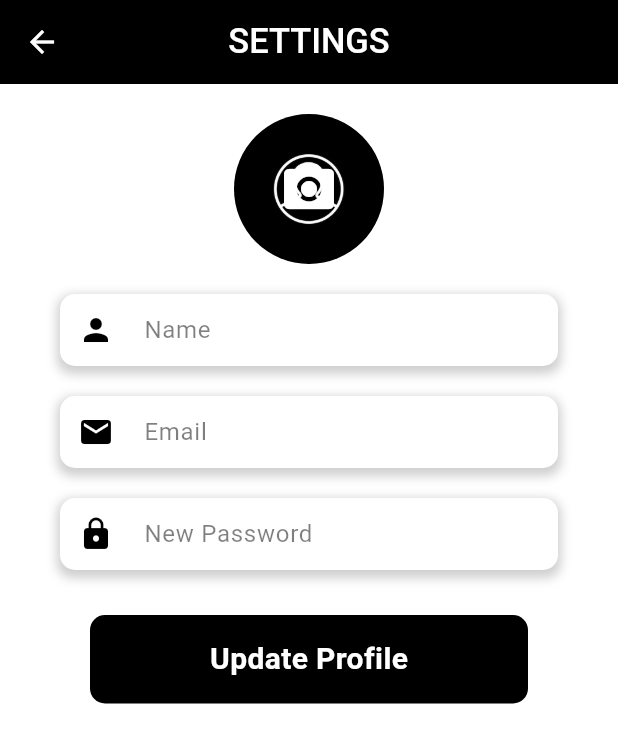
After one commit to Abhisheksharma654/foody_zidio, a Flutter app: the SettingsPage screen opened directly, after a tap on the "camera alt" icon, on a phone screen of 412 x 824 dp. The commit adds this screen. Shown: the top 743 px of the screen. Run offline on Flutter 3.47's test engine with Material 3 defaults, Android fonts, the phone set to English and light mode, and no system bars; our stand-ins replace cloud_firestore, curved_navigation_bar, firebase_auth, firebase_core, firebase_storage, image_picker and 2 more; missing offline and left inert: flutter_stripe; accounts and stored records are empty; network calls fail; Roboto replaces fonts that are missing (Poppins).

Commit message:
auth,settings,order_check

```diff
--- a/lib/Content/onboard.dart
+++ b/lib/Content/onboard.dart
@@ -1,4 +1,5 @@
 import 'package:flutter/material.dart';
+import 'package:foody_zidio/pages/login.dart';
 import 'package:foody_zidio/pages/signup.dart';
 import 'package:foody_zidio/widget/content_model.dart';
 import 'package:foody_zidio/widget/widget_support.dart';
@@ -83,7 +84,7 @@ class _OnboardState extends State<Onboard> {
             onTap: () {
               if (currentIndex == contents.length - 1) {
                 Navigator.pushReplacement(
-                    context, MaterialPageRoute(builder: (context) => SignUp()));
+                    context, MaterialPageRoute(builder: (context) => LogIn()));
               }
               _controller.nextPage(
                   duration: Duration(milliseconds: 100),
--- /dev/null
+++ b/lib/Content/settings_updt.dart
@@ -0,0 +1,237 @@
+import 'dart:io';
+
+import 'package:flutter/material.dart';
+import 'package:image_picker/image_picker.dart';
+import 'package:firebase_storage/firebase_storage.dart';
+
+import 'package:foody_zidio/Database/database.dart';
+import 'package:foody_zidio/service/shared_pref.dart';
+import 'package:foody_zidio/widget/widget_support.dart';
+
+class SettingsPage extends StatefulWidget {
+  @override
+  _SettingsPageState createState() => _SettingsPageState();
+}
+
+class _SettingsPageState extends State<SettingsPage> {
+  final SharedPreferenceHelper _sharedPreferenceHelper =
+      SharedPreferenceHelper();
+  final DatabaseMethods _databaseMethods = DatabaseMethods();
+
+  String? name;
+  String? email;
+  String? profileImageUrl;
+  File? selectedImage;
+
+  final TextEditingController _nameController = TextEditingController();
+  final TextEditingController _emailController = TextEditingController();
+  final TextEditingController _passwordController = TextEditingController();
+
+  @override
+  void initState() {
+    super.initState();
+    getUserDetails();
+  }
+
+  Future<void> getUserDetails() async {
+    String? userName = await _sharedPreferenceHelper.getUserName();
+    String? userEmail = await _sharedPreferenceHelper.getUserEmail();
+    String? userProfile = await _sharedPreferenceHelper.getUserProfile();
+
+    setState(() {
+      name = userName;
+      email = userEmail;
+      profileImageUrl = userProfile;
+
+      _nameController.text = userName ?? '';
+      _emailController.text = userEmail ?? '';
+    });
+  }
+
+  Future<void> getImage() async {
+    final pickedFile =
+        await ImagePicker().pickImage(source: ImageSource.gallery);
+    if (pickedFile != null) {
+      setState(() {
+        selectedImage = File(pickedFile.path);
+      });
+
+      try {
+        final storageRef = FirebaseStorage.instance
+            .ref()
+            .child('profile_images')
+            .child('user_id.jpg');
+        await storageRef.putFile(selectedImage!);
+        String downloadURL = await storageRef.getDownloadURL();
+
+        await _sharedPreferenceHelper.saveUserProfile(downloadURL);
+        String? userId = await _sharedPreferenceHelper.getUserId();
+        if (userId != null) {
+          await _databaseMethods.updateUserProfile(userId, _nameController.text,
+              _emailController.text, _passwordController.text);
+        }
+
+        setState(() {
+          profileImageUrl = downloadURL;
+        });
+      } catch (e) {
+        print('Error uploading profile image: $e');
+      }
+    }
+  }
+
+  Future<void> updateUserProfile() async {
+    String newName = _nameController.text;
+    String newEmail = _emailController.text;
+    String newPassword = _passwordController.text;
+
+    await _sharedPreferenceHelper.saveUserName(newName);
+    await _sharedPreferenceHelper.saveUserEmail(newEmail);
+    await _sharedPreferenceHelper.saveUserProfile(profileImageUrl!);
+
+    String? userId = await _sharedPreferenceHelper.getUserId();
+    if (userId != null) {
+      await _databaseMethods.updateUserProfile(
+          userId, newName, newEmail, newPassword);
+    }
+
+    setState(() {
+      name = newName;
+      email = newEmail;
+    });
+  }
+
+  @override
+  Widget build(BuildContext context) {
+    return Scaffold(
+      backgroundColor: Colors.white,
+      appBar: AppBar(
+        backgroundColor: Colors.black,
+        title: Text(
+          "SETTINGS",
+          style: AppWidget.semiBoldWhiteTextFeildStyle(),
+        ),
+        centerTitle: true,
+        leading: IconButton(
+          onPressed: () {
+            Navigator.pop(context);
+          },
+          icon: const Icon(Icons.arrow_back),
+          color: Colors.white,
+        ),
+      ),
+      body: SingleChildScrollView(
+        child: Column(
+          crossAxisAlignment: CrossAxisAlignment.center,
+          children: [
+            SizedBox(height: 20.0),
+            GestureDetector(
+              onTap: getImage,
+              child: Stack(
+                alignment: Alignment.center,
+                children: [
+                  Column(
+                    children: [
+                      GestureDetector(
+                        onTap: getImage,
+                        child: CircleAvatar(
+                          radius: 50,
+                          backgroundColor: Colors.white,
+                          backgroundImage: selectedImage != null
+                              ? FileImage(selectedImage!)
+                              : (profileImageUrl != null &&
+                                      profileImageUrl!.isNotEmpty)
+                                  ? NetworkImage(profileImageUrl!)
+                                  : AssetImage("images/person.png")
+                                      as ImageProvider,
+                        ),
+                      ),
+                    ],
+                  ),
+                  Icon(
+                    Icons.camera_alt,
+                    color: Colors.white,
+                    size: 40.0,
+                  ),
+                ],
+              ),
+            ),
+            Padding(
+              padding: EdgeInsets.symmetric(vertical: 20.0, horizontal: 40.0),
+              child: Column(
+                children: [
+                  _buildInfoCard(Icons.person, 'Name', _nameController),
+                  SizedBox(height: 20.0),
+                  _buildInfoCard(Icons.email, 'Email', _emailController),
+                  SizedBox(height: 20.0),
+                  _buildInfoCard(Icons.lock, 'New Password', _passwordController),
+                  SizedBox(height: 20.0),
+                  GestureDetector(
+                    onTap: updateUserProfile,
+                    child: Container(
+                      padding: const EdgeInsets.symmetric(vertical: 15.0),
+                      width: MediaQuery.of(context).size.width,
+                      decoration: BoxDecoration(
+                        color: Colors.black,
+                        borderRadius: BorderRadius.circular(10),
+                      ),
+                      margin: const EdgeInsets.symmetric(
+                          horizontal: 20.0, vertical: 10.0),
+                      child: Center(
+                        child: Text(
+                          "Update Profile",
+                          style: TextStyle(
+                            color: Colors.white,
+                            fontSize: 20.0,
+                            fontWeight: FontWeight.bold,
+                          ),
+                        ),
+                      ),
+                    ),
+                  ),
+                ],
+              ),
+            ),
+          ],
+        ),
+      ),
+    );
+  }
+
+  Widget _buildInfoCard(
+      IconData icon, String title, TextEditingController controller) {
+    return Container(
+      padding: EdgeInsets.symmetric(vertical: 8.0, horizontal: 12.0),
+      decoration: BoxDecoration(
+        color: Colors.white,
+        borderRadius: BorderRadius.circular(10.0),
+        boxShadow: [
+          BoxShadow(
+            color: Colors.grey.withOpacity(0.5),
+            spreadRadius: 2,
+            blurRadius: 5,
+            offset: Offset(0, 3), // changes position of shadow
+          ),
+        ],
+      ),
+      child: Row(
+        children: [
+          Icon(icon, color: Colors.black),
+          SizedBox(width: 20.0),
+          Expanded(
+            child: TextField(
+              controller: controller,
+              decoration: InputDecoration(
+                border: InputBorder.none,
+                hintText: title,
+                isDense: true,
+                hintStyle: TextStyle(color: Colors.black.withOpacity(0.5)),
+              ),
+              style: TextStyle(color: Colors.black),
+            ),
+          ),
+        ],
+      ),
+    );
+  }
+}
--- a/lib/Database/database.dart
+++ b/lib/Database/database.dart
@@ -1,5 +1,7 @@
 import 'package:cloud_firestore/cloud_firestore.dart';
 import 'package:firebase_storage/firebase_storage.dart';
+import 'package:foody_zidio/service/shared_pref.dart';
+import 'package:shared_preferences/shared_preferences.dart';
 
 class DatabaseMethods {
   FirebaseFirestore _firestore = FirebaseFirestore.instance;
@@ -100,5 +102,17 @@ class DatabaseMethods {
     await _firestore.collection('users').doc(newUserId.toString()).set(userInfoMap);
     print('User added to Firestore with ID: $newUserId');
   }
+Future<void> updateUserProfile(String userId, String name, String email, String profile) async {
+    try {
+      await _firestore.collection('users').doc(userId).update({
+        'name': name,
+        'email': email,
+        'profile': profile,
+      });
+      print('User profile updated for user ID: $userId');
+    } catch (e) {
+      print('Error updating user profile: $e');
+    }
+  }
 
 }
--- a/lib/pages/signup.dart
+++ b/lib/pages/signup.dart
@@ -255,7 +255,7 @@ class _SignUpState extends State<SignUp> {
                               SizedBox(height: 20.0),
                               GestureDetector(
                                 onTap: () {
-                                  Navigator.push(
+                                  Navigator.pushReplacement(
                                     context,
                                     MaterialPageRoute(builder: (context) => LogIn()),
                                   );
--- a/pubspec.yaml
+++ b/pubspec.yaml
@@ -46,6 +46,7 @@ dependencies:
   image_picker: ^1.1.2
   firebase_storage: ^12.0.1
   shimmer: ^3.0.0
+  flutter_riverpod: ^2.5.1
 
 
 dev_dependencies:
```
Also changed, not shown: lib/Auth/auth_method.dart (+19 -12 lines), lib/pages/details.dart (+45 -34 lines), lib/pages/home.dart (+70 -17 lines), lib/pages/login.dart (+17 -12 lines), lib/pages/myorder.dart (deleted, +0 -73 lines), lib/pages/order_check.dart (added, +85 -0 lines), lib/pages/profile.dart (+36 -19 lines), pubspec.lock.
